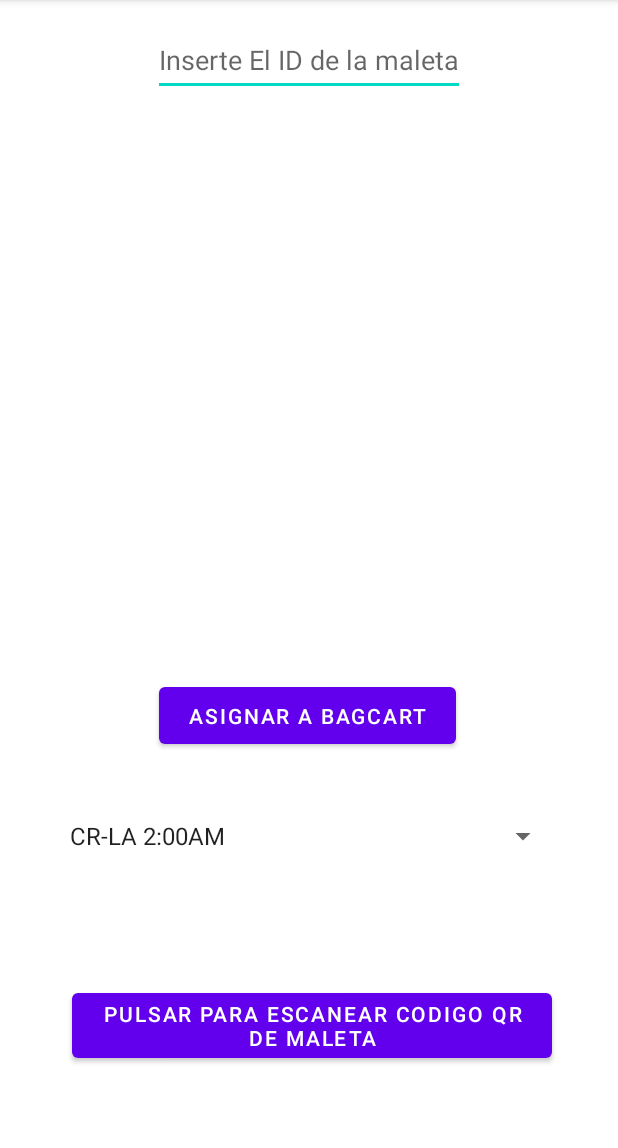
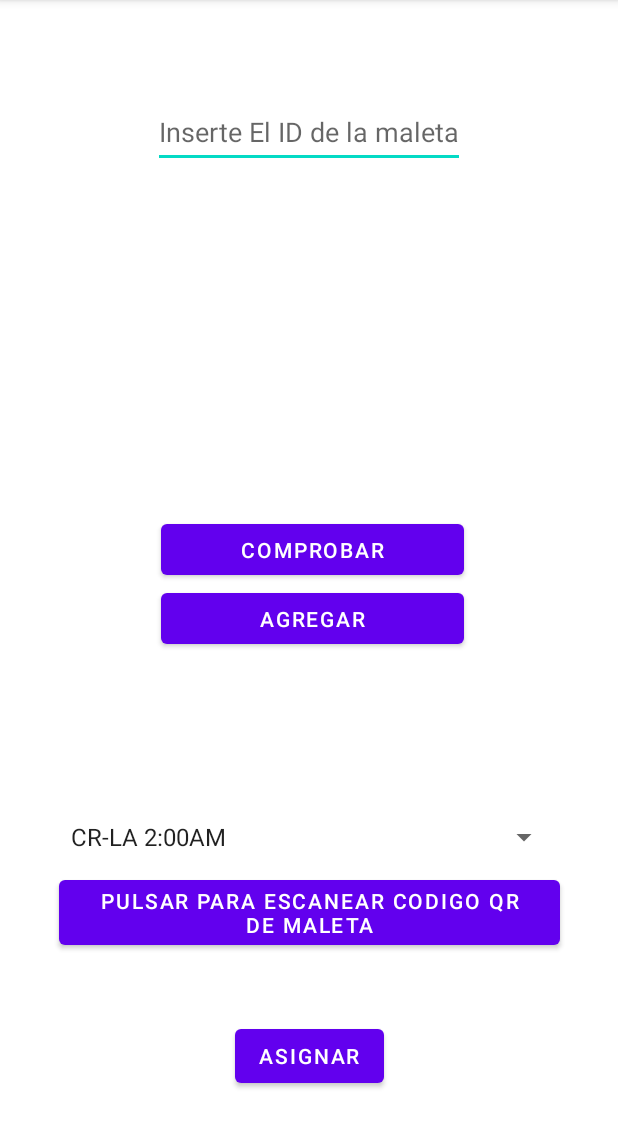
Before and after one commit to sebas0163/Tarea_corta__bases_TABAS, an Android app: the screen it shows after launch (MainActivity), on a phone screen of 412 x 824 dp, the part 84-1232 px from its top. Run offline under Robolectric (Android 15) with nearby library versions, the light colour scheme and no system bars; libraries missing offline, so code that uses them is left out: com.google.zxing.integration.

Commit message:
Primera version funcional del app

```diff
--- a/Mobileapp/app/src/main/java/com/example/t1mobileapp/interfaces/MaletaAPI.java
+++ /dev/null
@@ -1,16 +0,0 @@
-package com.example.t1mobileapp.interfaces;
-
-import com.example.t1mobileapp.models.Maleta;
-
-import retrofit2.Call;
-import retrofit2.http.GET;
-import retrofit2.http.Path;
-
-/*
-* Interfaz encargada de completar el link del get necesario, llama a la clase Maleta para obtener los datos
-* El id es una variable obtenida del text input. La interface la reconoce como la id del link del get en el api
-* */
-public interface MaletaAPI {
-    @GET("api/estado/maleta/{id}")
-    public Call<Maleta> find(@Path("id") String id);
-}
--- a/Mobileapp/app/src/main/res/layout/activity_main.xml
+++ b/Mobileapp/app/src/main/res/layout/activity_main.xml
@@ -2,19 +2,20 @@
 <androidx.constraintlayout.widget.ConstraintLayout xmlns:android="http://schemas.android.com/apk/res/android"
     xmlns:app="http://schemas.android.com/apk/res-auto"
     xmlns:tools="http://schemas.android.com/tools"
+    android:id="@+id/Airport"
     android:layout_width="match_parent"
     android:layout_height="match_parent"
     tools:context=".MainActivity">
 
     <Button
         android:id="@+id/button"
-        android:layout_width="wrap_content"
+        android:layout_width="334dp"
         android:layout_height="wrap_content"
-        android:layout_marginTop="656dp"
-        android:layout_marginEnd="44dp"
+        android:layout_marginBottom="44dp"
         android:text="Pulsar para escanear codigo QR de maleta"
+        app:layout_constraintBottom_toTopOf="@+id/button4"
         app:layout_constraintEnd_toEndOf="parent"
-        app:layout_constraintTop_toTopOf="parent" />
+        app:layout_constraintStart_toStartOf="parent" />
 
     <com.google.android.material.textfield.TextInputEditText
         android:id="@+id/bagid"
@@ -23,66 +24,85 @@
         android:layout_marginTop="16dp"
         android:hint="Inserte El ID de la maleta"
         android:minHeight="48dp"
+        app:layout_constraintBottom_toTopOf="@+id/result1"
         app:layout_constraintEnd_toEndOf="parent"
         app:layout_constraintStart_toStartOf="parent"
         app:layout_constraintTop_toTopOf="parent" />
 
     <Button
         android:id="@+id/button2"
-        android:layout_width="198dp"
-        android:layout_height="50dp"
-        android:layout_marginTop="388dp"
-        android:layout_marginEnd="108dp"
-        android:text="Asignar a Bagcart"
+        android:layout_width="202dp"
+        android:layout_height="46dp"
+        android:text="Comprobar"
+        app:layout_constraintBottom_toTopOf="@+id/button3"
         app:layout_constraintEnd_toEndOf="parent"
-        app:layout_constraintTop_toBottomOf="@+id/bagid" />
+        app:layout_constraintHorizontal_bias="0.511"
+        app:layout_constraintStart_toStartOf="parent" />
 
     <TextView
         android:id="@+id/result2"
-        android:layout_width="196dp"
-        android:layout_height="52dp"
-        android:layout_marginBottom="68dp"
+        android:layout_width="202dp"
+        android:layout_height="46dp"
         app:layout_constraintBottom_toTopOf="@+id/button2"
         app:layout_constraintEnd_toEndOf="parent"
-        app:layout_constraintHorizontal_bias="0.492"
+        app:layout_constraintHorizontal_bias="0.511"
         app:layout_constraintStart_toStartOf="parent" />
 
     <TextView
         android:id="@+id/result1"
-        android:layout_width="204dp"
-        android:layout_height="49dp"
+        android:layout_width="202dp"
+        android:layout_height="46dp"
         app:layout_constraintBottom_toTopOf="@+id/result3"
         app:layout_constraintEnd_toEndOf="parent"
-        app:layout_constraintHorizontal_bias="0.502"
-        app:layout_constraintStart_toStartOf="parent"
-        app:layout_constraintTop_toBottomOf="@+id/bagid" />
+        app:layout_constraintHorizontal_bias="0.511"
+        app:layout_constraintStart_toStartOf="parent" />
 
     <TextView
         android:id="@+id/result3"
-        android:layout_width="201dp"
-        android:layout_height="45dp"
-        android:layout_marginBottom="32dp"
+        android:layout_width="202dp"
+        android:layout_height="46dp"
         app:layout_constraintBottom_toTopOf="@+id/result4"
         app:layout_constraintEnd_toEndOf="parent"
+        app:layout_constraintHorizontal_bias="0.511"
         app:layout_constraintStart_toStartOf="parent" />
 
     <TextView
         android:id="@+id/result4"
-        android:layout_width="201dp"
-        android:layout_height="48dp"
-        android:layout_marginBottom="32dp"
+        android:layout_width="202dp"
+        android:layout_height="46dp"
         app:layout_constraintBottom_toTopOf="@+id/result2"
         app:layout_constraintEnd_toEndOf="parent"
+        app:layout_constraintHorizontal_bias="0.511"
         app:layout_constraintStart_toStartOf="parent" />
 
     <Spinner
         android:id="@+id/flight"
         android:layout_width="334dp"
         android:layout_height="45dp"
-        android:layout_marginBottom="76dp"
+        android:entries="@array/flights"
         app:layout_constraintBottom_toTopOf="@+id/button"
         app:layout_constraintEnd_toEndOf="parent"
-        app:layout_constraintHorizontal_bias="0.493"
+        app:layout_constraintStart_toStartOf="parent" />
+
+    <Button
+        android:id="@+id/button3"
+        android:layout_width="202dp"
+        android:layout_height="46dp"
+        android:layout_marginBottom="100dp"
+        android:text="Agregar"
+        app:layout_constraintBottom_toTopOf="@+id/flight"
+        app:layout_constraintEnd_toEndOf="parent"
+        app:layout_constraintHorizontal_bias="0.511"
+        app:layout_constraintStart_toStartOf="parent" />
+
+    <Button
+        android:id="@+id/button4"
+        android:layout_width="wrap_content"
+        android:layout_height="wrap_content"
+        android:layout_marginBottom="40dp"
+        android:text="Asignar"
+        app:layout_constraintBottom_toBottomOf="parent"
+        app:layout_constraintEnd_toEndOf="parent"
         app:layout_constraintStart_toStartOf="parent" />
 
 </androidx.constraintlayout.widget.ConstraintLayout>
```
Also changed, not shown: Mobileapp/app/src/main/java/com/example/t1mobileapp/MainActivity.java (+51 -30 lines), Mobileapp/app/src/main/java/com/example/t1mobileapp/models/Maleta.java (+5 -6 lines).
